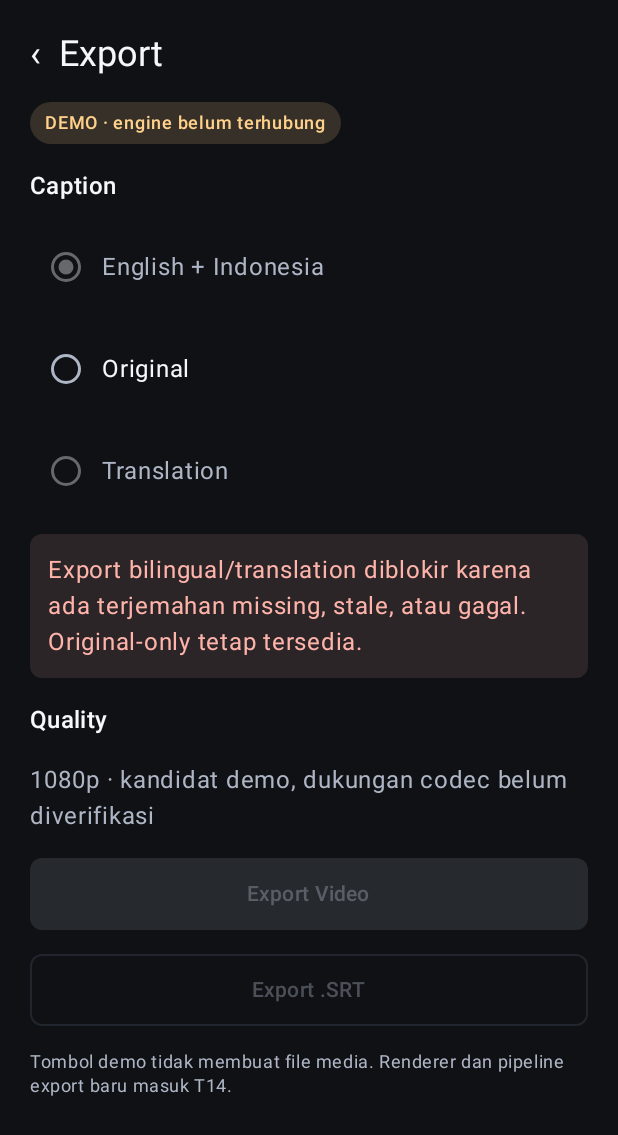
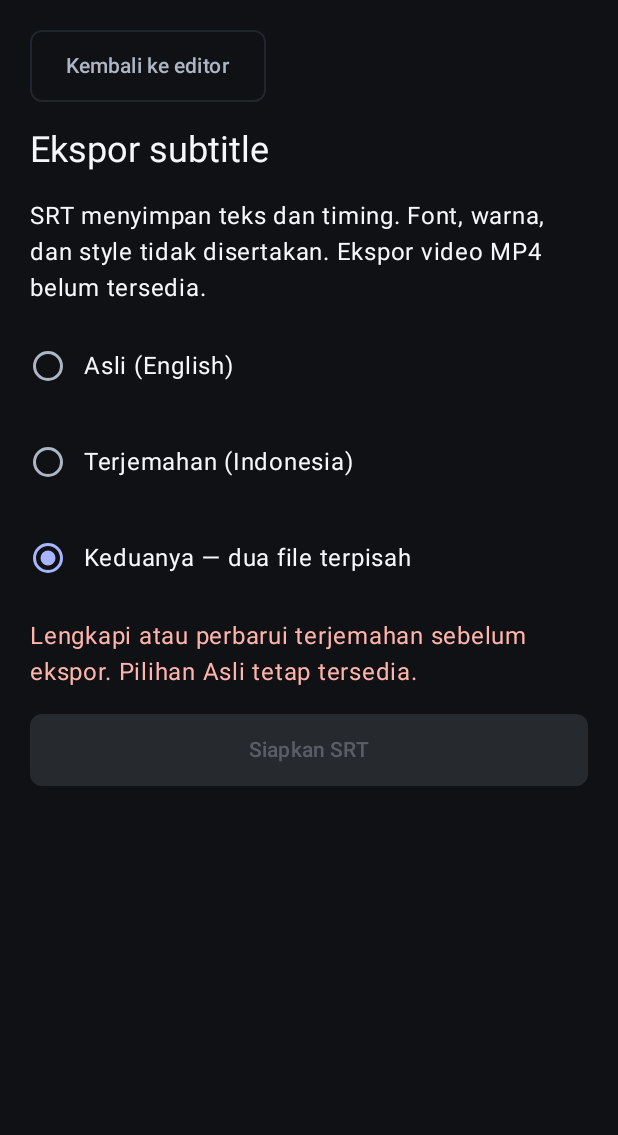
Before and after one commit to ferdilpu-sudo/Subloka, an Android app built with Jetpack Compose: the composable ExportScreen called with sample values from the repository, on a phone screen of 412 x 824 dp. Shown: the top 1135 px of the screen. Run offline under Robolectric (Android 15) with nearby library versions, the light colour scheme and no system bars.

Commit message:
feat(export): add guarded UTF-8 SRT snapshot and document save flow

```diff
--- a/app/build.gradle.kts
+++ b/app/build.gradle.kts
@@ -12,7 +12,7 @@ android {
         minSdk = 26
         targetSdk = 37
         versionCode = 1
-        versionName = "0.3.0-translation-prototype"
+        versionName = "0.4.0-srt-prototype"
         testInstrumentationRunner = "androidx.test.runner.AndroidJUnitRunner"
     }
 
--- a/feature/editor/src/main/java/app/subloka/feature/editor/EditorScreen.kt
+++ b/feature/editor/src/main/java/app/subloka/feature/editor/EditorScreen.kt
@@ -160,7 +160,7 @@ fun EditorScreen(
                 saveStatusText = saveStatusText,
                 saveFailed = saveFailed,
                 title = projectTitle,
-                exportAvailable = demoMode,
+                exportAvailable = !saveFailed,
             )
             if (demoMode) DemoBadge() else Text("Prototipe • periksa teks dan waktu. Periksa juga makna terjemahan. Ekspor belum tersedia.", style = MaterialTheme.typography.bodySmall)
 
--- a/feature/export/src/main/java/app/subloka/feature/export/ExportScreen.kt
+++ b/feature/export/src/main/java/app/subloka/feature/export/ExportScreen.kt
@@ -1,95 +1,72 @@
 package app.subloka.feature.export
 
-import androidx.compose.foundation.clickable
-import androidx.compose.foundation.layout.Arrangement
-import androidx.compose.foundation.layout.Column
-import androidx.compose.foundation.layout.Row
-import androidx.compose.foundation.layout.fillMaxSize
-import androidx.compose.foundation.layout.fillMaxWidth
-import androidx.compose.foundation.layout.padding
-import androidx.compose.foundation.shape.RoundedCornerShape
-import androidx.compose.material3.MaterialTheme
-import androidx.compose.material3.RadioButton
-import androidx.compose.material3.Surface
-import androidx.compose.material3.Text
-import androidx.compose.runtime.Composable
-import androidx.compose.runtime.getValue
-import androidx.compose.runtime.mutableStateOf
-import androidx.compose.runtime.remember
-import androidx.compose.runtime.setValue
+import androidx.compose.foundation.layout.*
+import androidx.compose.foundation.rememberScrollState
+import androidx.compose.foundation.selection.selectable
+import androidx.compose.foundation.verticalScroll
+import androidx.compose.material3.*
+import androidx.compose.runtime.*
+import androidx.compose.runtime.saveable.rememberSaveable
 import androidx.compose.ui.Alignment
 import androidx.compose.ui.Modifier
+import androidx.compose.ui.semantics.Role
 import androidx.compose.ui.unit.dp
-import app.subloka.core.designsystem.DemoBadge
 import app.subloka.core.designsystem.PrimaryAction
 import app.subloka.core.designsystem.SecondaryAction
-import app.subloka.core.designsystem.SubLokaColors
-import app.subloka.core.domain.CaptionSegment
-import app.subloka.core.domain.TranslationStatus
-
-private enum class CaptionExportMode { DUAL, SOURCE, TRANSLATION }
+import app.subloka.core.domain.*
 
 @Composable
 fun ExportScreen(
     segments: List<CaptionSegment>,
+    sourceLanguage: SourceLanguage,
+    demoMode: Boolean,
+    busy: Boolean,
+    pending: Boolean,
+    documents: List<SrtDocument>,
+    saved: Set<Int>,
+    message: String?,
+    onPrepare: (SrtExportMode) -> Unit,
+    onSave: (Int) -> Unit,
     onBack: () -> Unit,
-    onDone: () -> Unit,
     modifier: Modifier = Modifier,
 ) {
-    var mode by remember { mutableStateOf(CaptionExportMode.DUAL) }
-    val translationComplete = segments.all { it.translationStatus == TranslationStatus.CURRENT }
-    val blocked = mode != CaptionExportMode.SOURCE && !translationComplete
-
-    Column(
-        modifier = modifier.fillMaxSize().padding(20.dp),
-        verticalArrangement = Arrangement.spacedBy(16.dp),
-    ) {
-        Row(horizontalArrangement = Arrangement.spacedBy(12.dp), verticalAlignment = Alignment.CenterVertically) {
-            Text("‹", style = MaterialTheme.typography.headlineSmall, modifier = Modifier.clickable(onClick = onBack))
-            Text("Export", style = MaterialTheme.typography.headlineSmall)
-        }
-        DemoBadge()
-
-        Text("Caption", style = MaterialTheme.typography.titleMedium)
-        ExportRadio("English + Indonesia", mode == CaptionExportMode.DUAL, translationComplete) { mode = CaptionExportMode.DUAL }
-        ExportRadio("Original", mode == CaptionExportMode.SOURCE, true) { mode = CaptionExportMode.SOURCE }
-        ExportRadio("Translation", mode == CaptionExportMode.TRANSLATION, translationComplete) { mode = CaptionExportMode.TRANSLATION }
-
-        if (blocked) {
-            Surface(color = SubLokaColors.Error.copy(alpha = 0.12f), shape = RoundedCornerShape(8.dp)) {
-                Text(
-                    "Export bilingual/translation diblokir karena ada terjemahan missing, stale, atau gagal. Original-only tetap tersedia.",
-                    modifier = Modifier.padding(12.dp),
-                    color = SubLokaColors.Error,
-                )
+    var mode by rememberSaveable { mutableStateOf(SrtExportMode.BOTH) }
+    val translationComplete = segments.isNotEmpty() && segments.all {
+        it.translationStatus == TranslationStatus.CURRENT && it.translationText.isNotBlank() &&
+            it.translationSourceRevision == it.sourceRevision
+    }
+    val locked = busy || pending
+    val blocked = mode != SrtExportMode.SOURCE && !translationComplete
+    Column(modifier.fillMaxSize().verticalScroll(rememberScrollState()).padding(20.dp),
+        verticalArrangement = Arrangement.spacedBy(16.dp)) {
+        SecondaryAction("Kembali ke editor", onBack, enabled = !locked)
+        Text("Ekspor subtitle", style = MaterialTheme.typography.headlineSmall)
+        if (demoMode) Text("Proyek demo — file berisi contoh caption.")
+        Text("SRT menyimpan teks dan timing. Font, warna, dan style tidak disertakan. Ekspor video MP4 belum tersedia.")
+        ExportRadio("Asli (${sourceLanguage.label})", mode == SrtExportMode.SOURCE, !locked) { mode = SrtExportMode.SOURCE }
+        ExportRadio("Terjemahan (${sourceLanguage.target.label})", mode == SrtExportMode.TRANSLATION, !locked) { mode = SrtExportMode.TRANSLATION }
+        ExportRadio("Keduanya — dua file terpisah", mode == SrtExportMode.BOTH, !locked) { mode = SrtExportMode.BOTH }
+        if (blocked) Text("Lengkapi atau perbarui terjemahan sebelum ekspor. Pilihan Asli tetap tersedia.", color = MaterialTheme.colorScheme.error)
+        PrimaryAction("Siapkan SRT", { onPrepare(mode) }, enabled = !locked && !blocked && segments.isNotEmpty(), modifier = Modifier.fillMaxWidth())
+        if (busy) LinearProgressIndicator(modifier = Modifier.fillMaxWidth())
+        message?.let { Text(it) }
+        if (documents.isNotEmpty()) {
+            Text("File yang sudah disiapkan", style = MaterialTheme.typography.titleMedium)
+            Text("Pilih lokasi untuk setiap file. Gunakan penyimpanan perangkat agar tetap offline.")
+            documents.forEachIndexed { index, document ->
+                SecondaryAction(if (index in saved) "Simpan lagi: ${document.name}" else "Simpan: ${document.name}",
+                    { onSave(index) }, enabled = !locked, modifier = Modifier.fillMaxWidth())
             }
         }
-
-        Text("Quality", style = MaterialTheme.typography.titleMedium)
-        Text("1080p · kandidat demo, dukungan codec belum diverifikasi", color = SubLokaColors.TextSecondary)
-
-        PrimaryAction(
-            text = "Export Video",
-            onClick = onDone,
-            enabled = !blocked,
-            modifier = Modifier.fillMaxWidth(),
-        )
-        SecondaryAction("Export .SRT", onClick = onDone, modifier = Modifier.fillMaxWidth(), enabled = !blocked)
-        Text(
-            "Tombol demo tidak membuat file media. Renderer dan pipeline export baru masuk T14.",
-            color = SubLokaColors.TextSecondary,
-            style = MaterialTheme.typography.bodySmall,
-        )
     }
 }
 
 @Composable
 private fun ExportRadio(label: String, selected: Boolean, enabled: Boolean, onClick: () -> Unit) {
-    Row(
-        modifier = Modifier.fillMaxWidth().clickable(enabled = enabled, onClick = onClick).padding(vertical = 2.dp),
-        verticalAlignment = Alignment.CenterVertically,
-    ) {
-        RadioButton(selected = selected, onClick = onClick, enabled = enabled)
-        Text(label, color = if (enabled) SubLokaColors.TextPrimary else SubLokaColors.TextSecondary)
+    Row(Modifier.fillMaxWidth().heightIn(min = 48.dp)
+        .selectable(selected, enabled = enabled, role = Role.RadioButton, onClick = onClick),
+        verticalAlignment = Alignment.CenterVertically) {
+        RadioButton(selected, onClick = null, enabled = enabled)
+        Text(label, modifier = Modifier.padding(start = 12.dp))
     }
 }
```
Also changed, not shown: app/src/main/java/app/subloka/SrtDocumentWriter.kt (added, +14 -0 lines), app/src/main/java/app/subloka/SrtExportViewModel.kt (added, +84 -0 lines), app/src/main/java/app/subloka/SubLokaApp.kt (+23 -3 lines), core/domain/src/main/java/app/subloka/core/domain/SrtExport.kt (added, +54 -0 lines), 10 other files.
